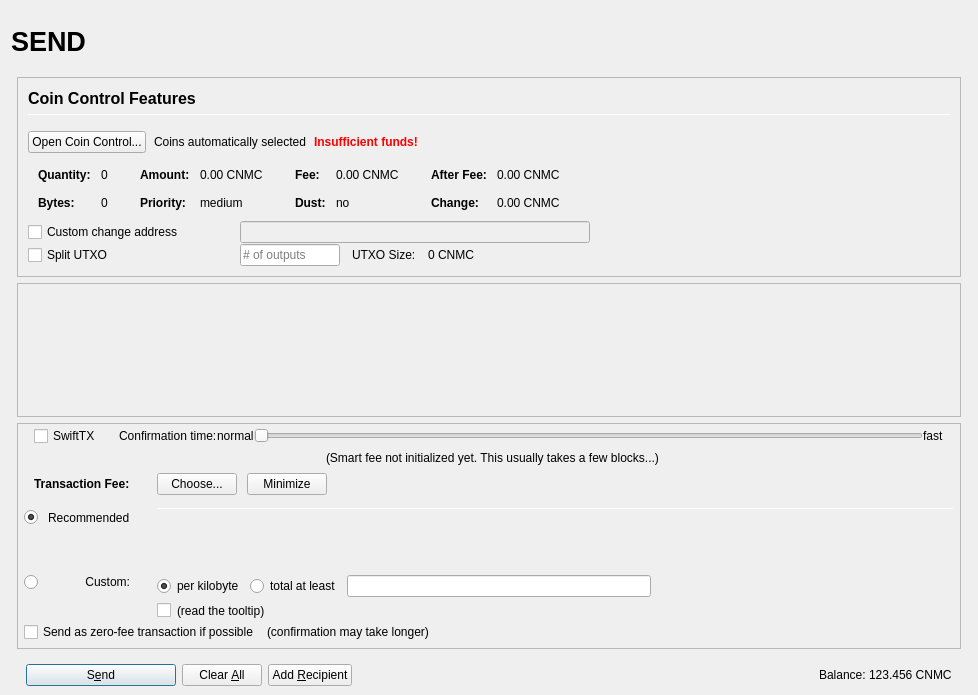
Qt form src/qt/forms/sendcoinsdialog.ui (cryptonodes-core/cryptonodes-core) before a commit.
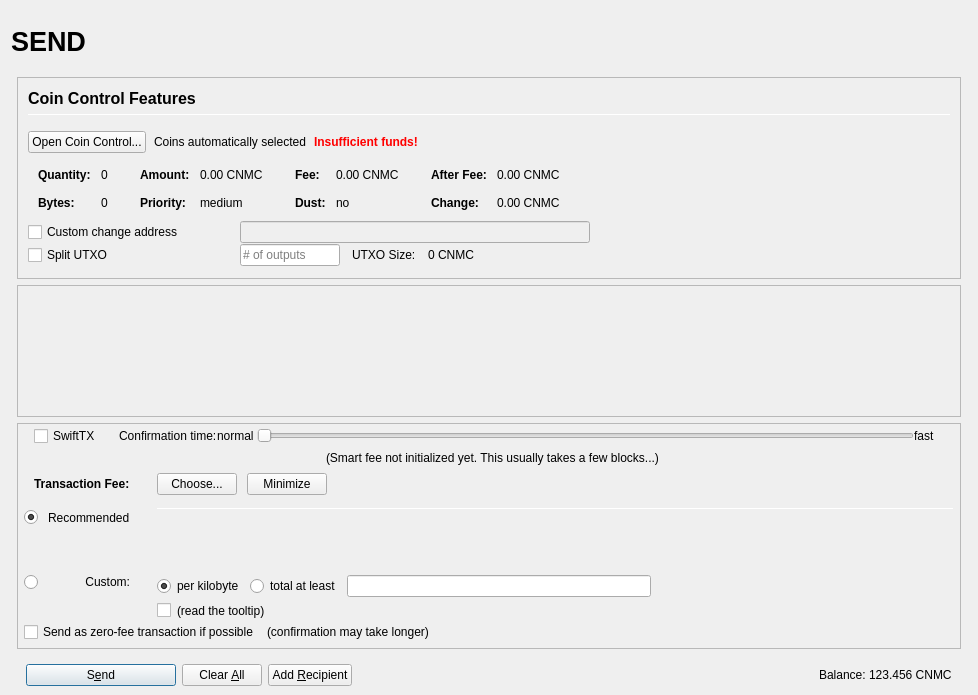
The same form after that commit. Icons and pictures are not drawn. Custom widgets are drawn as their Qt base class.

```diff
--- a/src/qt/forms/sendcoinsdialog.ui
+++ b/src/qt/forms/sendcoinsdialog.ui
@@ -7,12 +7,16 @@
   </property>
   <property name="geometry">
    <rect>
-    <x>0</x>
-    <y>0</y>
     <width>978</width>
     <height>695</height>
    </rect>
   </property>
+  <property name="minimumSize">
+   <size>
+    <width>250</width>
+    <height>200</height>
+   </size>
+  </property>
   <property name="windowTitle">
    <string>Send Coins</string>
   </property>
@@ -135,8 +139,8 @@
       <widget class="QFrame" name="frame_BG">
        <property name="minimumSize">
         <size>
-         <width>0</width>
-         <height>0</height>
+         <width>250</width>
+         <height>200</height>
         </size>
        </property>
        <layout class="QVBoxLayout" name="layout_BG" stretch="0,0,0,0">
@@ -160,6 +164,12 @@
             <verstretch>0</verstretch>
            </sizepolicy>
           </property>
+          <property name="minimumSize">
+           <size>
+            <width>250</width>
+            <height>200</height>
+           </size>
+          </property>
           <property name="maximumSize">
            <size>
             <width>16777215</width>
@@ -190,6 +200,12 @@
            </property>
            <item>
             <widget class="QFrame" name="frameCoinControl_BG">
+             <property name="minimumSize">
+              <size>
+               <width>250</width>
+               <height>200</height>
+              </size>
+             </property>
              <layout class="QVBoxLayout" name="verticalLayoutCoinControl" stretch="0,0,0,0,0,0">
               <property name="spacing">
                <number>1</number>
@@ -889,18 +905,28 @@
         </item>
         <item>
          <widget class="QScrollArea" name="scrollArea">
+          <property name="minimumSize">
+           <size>
+            <width>250</width>
+            <height>50</height>
+           </size>
+          </property>
           <property name="widgetResizable">
            <bool>true</bool>
           </property>
           <widget class="QWidget" name="scrollAreaWidgetContents">
            <property name="geometry">
             <rect>
-             <x>0</x>
-             <y>0</y>
              <width>944</width>
              <height>69</height>
             </rect>
            </property>
+           <property name="minimumSize">
+            <size>
+             <width>250</width>
+             <height>50</height>
+            </size>
+           </property>
            <layout class="QVBoxLayout" name="verticalLayout_2" stretch="0,1">
             <property name="leftMargin">
              <number>0</number>
@@ -946,6 +972,12 @@
             <verstretch>0</verstretch>
            </sizepolicy>
           </property>
+          <property name="minimumSize">
+           <size>
+            <width>250</width>
+            <height>200</height>
+           </size>
+          </property>
           <property name="maximumSize">
            <size>
             <width>16777215</width>
@@ -1035,6 +1067,12 @@
                  </item>
                  <item>
                   <widget class="QLabel" name="labelSmartFeeNormal">
+                   <property name="minimumSize">
+                    <size>
+                     <width>40</width>
+                     <height>20</height>
+                    </size>
+                   </property>
                    <property name="text">
                     <string>normal</string>
                    </property>
@@ -1047,7 +1085,7 @@
                   <widget class="QSlider" name="sliderSmartFee">
                    <property name="minimumSize">
                     <size>
-                     <width>0</width>
+                     <width>100</width>
                      <height>24</height>
                     </size>
                    </property>
@@ -1079,6 +1117,12 @@
                  </item>
                  <item>
                   <widget class="QLabel" name="labelSmartFeeFast">
+                   <property name="minimumSize">
+                    <size>
+                     <width>30</width>
+                     <height>15</height>
+                    </size>
+                   </property>
                    <property name="text">
                     <string>fast</string>
                    </property>
@@ -1182,6 +1226,12 @@
                        <verstretch>0</verstretch>
                       </sizepolicy>
                      </property>
+                     <property name="minimumSize">
+                      <size>
+                       <width>50</width>
+                       <height>15</height>
+                      </size>
+                     </property>
                      <property name="font">
                       <font>
                        <weight>75</weight>
```
Left out of the diff: 271 changed lines with no effect on the pictures.
